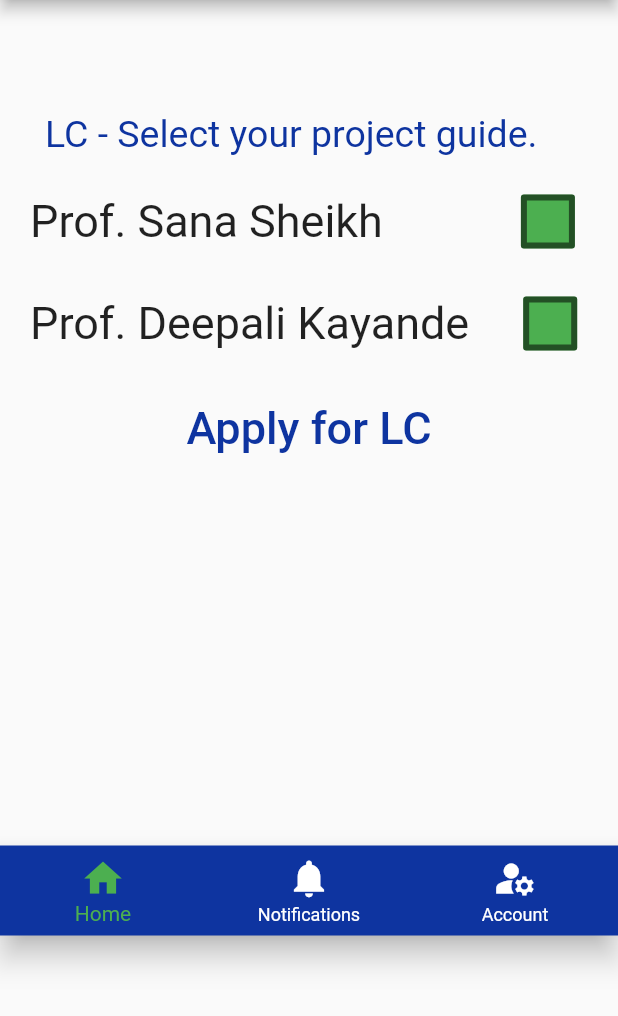
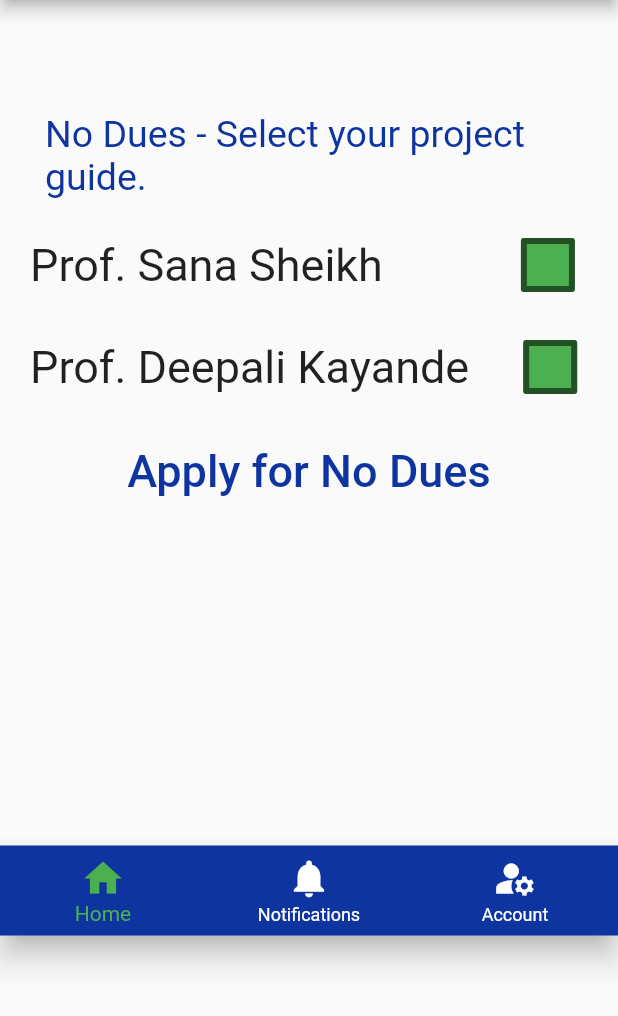
Before and after one commit to VaidyaAnuja/DBTAP, a Flutter app: the LC_APPLY screen opened directly, on a phone screen of 412 x 824 dp, the part 53-1069 px from its top. Run offline on Flutter 3.47's test engine with Material 2 defaults, Android fonts, the phone set to English and light mode, and no system bars; our stand-ins replace cloud_firestore, firebase_auth, firebase_core, firebase_database, hexcolor; accounts and stored records are empty.

Commit message:
"Thirteenth"

```diff
--- a/lib/LcApply.dart
+++ b/lib/LcApply.dart
@@ -35,7 +35,7 @@ class _LC_APPLYState extends State<LC_APPLY>{
      });
 
     if(isSana == true && isDeepali != true){
-      FirebaseFirestore.instance.collection('users').doc(user.uid).collection('LC').doc('sana').set(
+      FirebaseFirestore.instance.collection('users').doc(user.uid).collection('No Dues').doc('sana').set(
           {
 
             'status':'pending',
@@ -52,7 +52,7 @@ class _LC_APPLYState extends State<LC_APPLY>{
       LC_APPLY().count =1;
     }
     else if(isDeepali == true && isSana != true){
-      FirebaseFirestore.instance.collection('users').doc(user.uid).collection('LC').doc('deepali').set(
+      FirebaseFirestore.instance.collection('users').doc(user.uid).collection('No Dues').doc('deepali').set(
           {
 
             'status':'pending',
@@ -71,11 +71,11 @@ class _LC_APPLYState extends State<LC_APPLY>{
     }
 
     else if(isDeepali == true && isSana == true){
-      FirebaseFirestore.instance.collection('users').doc(user.uid).collection('LC').doc('sana').set(
+      FirebaseFirestore.instance.collection('users').doc(user.uid).collection('No Dues').doc('sana').set(
           {
             'status':'pending',
           });
-      FirebaseFirestore.instance.collection('users').doc(user.uid).collection('LC').doc('deepali').set(
+      FirebaseFirestore.instance.collection('users').doc(user.uid).collection('No Dues').doc('deepali').set(
           {
             'status':'pending',
           });
@@ -159,7 +159,7 @@ class _LC_APPLYState extends State<LC_APPLY>{
 
                     margin: const EdgeInsets.only(left: 30.0,top:75),
                     alignment: Alignment.topLeft,
-                    child: Text('LC - Select your project guide.',
+                    child: Text('No Dues - Select your project guide.',
                       style: TextStyle(fontSize: 25,color: HexColor("#0E34A0")),
                     ),
                   ),
@@ -219,7 +219,7 @@ class _LC_APPLYState extends State<LC_APPLY>{
                     onPressed: (){
                       apply(isSana,isDeepali);
                 },
-                    child: Text('Apply for LC', style:TextStyle(fontSize: 30, color:HexColor("#0E34A0")))),
+                    child: Text('Apply for No Dues', style:TextStyle(fontSize: 30, color:HexColor("#0E34A0")))),
 
               ],
 
--- a/lib/commonapplications.dart
+++ b/lib/commonapplications.dart
@@ -27,7 +27,7 @@ class _Common_AppState extends State<Common_App>{
          new MaterialPageRoute(builder: (context) => new LC_APPLY()));
    }
    else{
-     final text = 'You have already applied for LC.';
+     final text = 'You have already applied for No Dues.';
      final snackBar = SnackBar(
 
        duration: Duration(seconds: 30),
@@ -95,7 +95,7 @@ class _Common_AppState extends State<Common_App>{
 
                     margin: const EdgeInsets.only(left: 15.0,top:75),
                     alignment: Alignment.center,
-                    child: Text('LC',
+                    child: Text('No Dues',
                       style: TextStyle(fontSize: 40,color: Colors.white),
                     ),
 
--- a/lib/lcprogress.dart
+++ b/lib/lcprogress.dart
@@ -18,12 +18,12 @@ class _LC_PROGRESSState extends State<LC_PROGRESS>{
 
   int currentIndex=0;
   // Future<List> _getLCdetails() async{
-  //   QuerySnapshot querySnapshot = await FirebaseFirestore.instance.collection('users').doc(FirebaseAuth.instance.currentUser!.uid).collection('LC').get();
+  //   QuerySnapshot querySnapshot = await FirebaseFirestore.instance.collection('users').doc(FirebaseAuth.instance.currentUser!.uid).collection('No Dues').get();
   //   final allData = querySnapshot.docs.map((doc) => doc.data()).toList();
   //   return allData;
   //
   //   // User user = FirebaseAuth.instance.currentUser!;
-  //   // return FirebaseFirestore.instance.collection('users').doc(user.uid).collection('LC').get();
+  //   // return FirebaseFirestore.instance.collection('users').doc(user.uid).collection('No Dues').get();
   // }
 
  List a = [];
```
Also changed, not shown: lib/Homeforstudents.dart (+10 -11 lines).
